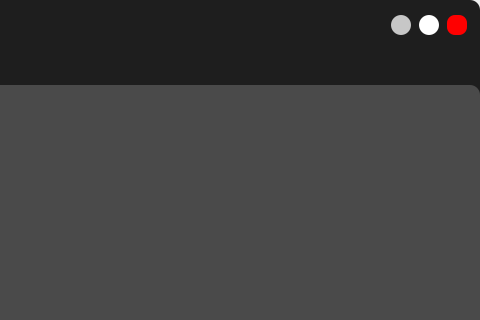
hoangm960/Astraea, file UI_Files/edit_form.ui: the form before one commit; both pictures show x 340 to 820 and y 0 to 320 of the 820 by 650 pixel window.
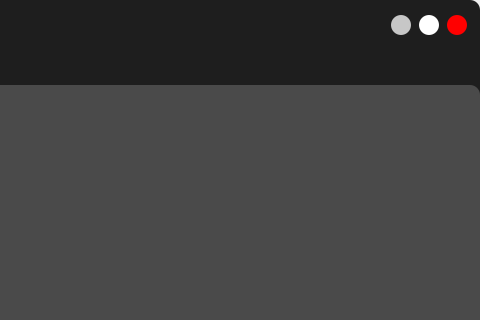
The form after the commit. The open tabs and pages were chosen to show the change. Icons and pictures are not drawn.

What changed in the file:
```diff
--- a/UI_Files/edit_form.ui
+++ b/UI_Files/edit_form.ui
@@ -242,7 +242,7 @@
                <property name="styleSheet">
                 <string notr="true">QPushButton {
 	border: none;
-	border-radius: 8px;
+	border-radius: 10px;
 	background-color: rgb(255, 0, 0);
 }
 QPushButton:hover {
```
Left out of the diff: 6 changed lines with no effect on the pictures.
